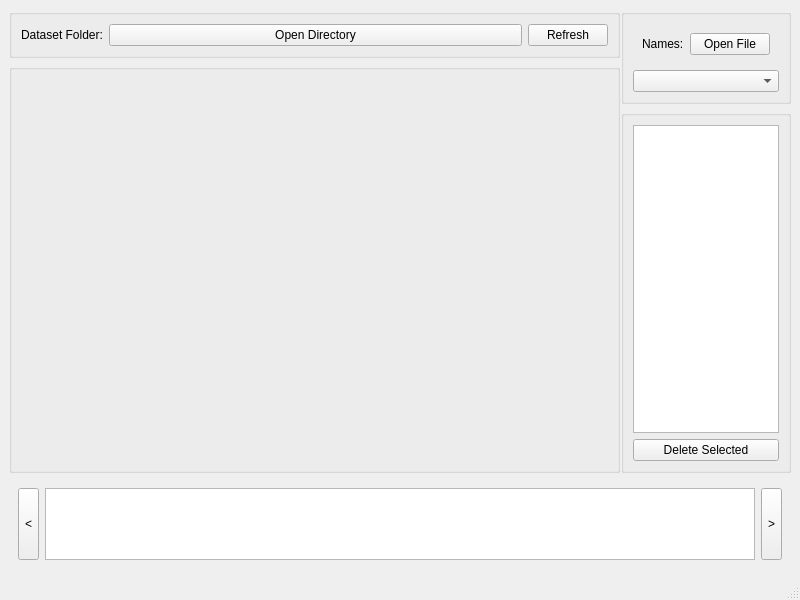
Above: util/ical_mark/icalmark.ui from jamesljlster/ican_mark before the change. Below: the same form after it.
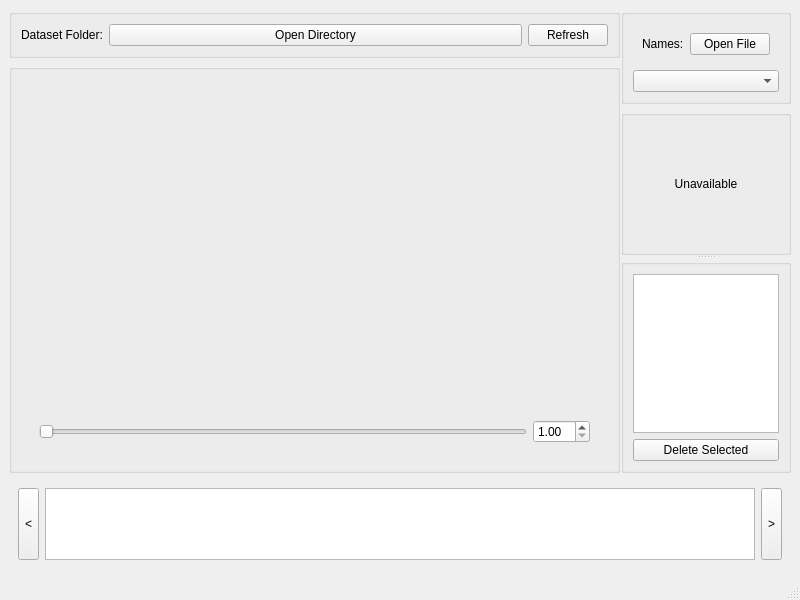
That is the form after the change. The open tabs and pages were chosen to show the change. Custom widgets are drawn as their Qt base class.

```diff
--- a/util/ical_mark/icalmark.ui
+++ b/util/ical_mark/icalmark.ui
@@ -126,9 +126,41 @@
                  </property>
                 </widget>
                </item>
-              </layout>
-             </widget>
-             <widget class="QWidget" name="unavailPage">
+               <item row="1" column="0">
+                <widget class="QWidget" name="widget_4" native="true">
+                 <layout class="QHBoxLayout" name="horizontalLayout">
+                  <item>
+                   <widget class="QSlider" name="scaleRatioSlider">
+                    <property name="minimum">
+                     <number>10</number>
+                    </property>
+                    <property name="maximum">
+                     <number>100</number>
+                    </property>
+                    <property name="orientation">
+                     <enum>Qt::Horizontal</enum>
+                    </property>
+                   </widget>
+                  </item>
+                  <item>
+                   <widget class="QDoubleSpinBox" name="scaleRatio">
+                    <property name="minimum">
+                     <double>1.000000000000000</double>
+                    </property>
+                    <property name="maximum">
+                     <double>10.000000000000000</double>
+                    </property>
+                    <property name="singleStep">
+                     <double>0.100000000000000</double>
+                    </property>
+                   </widget>
+                  </item>
+                 </layout>
+                </widget>
+               </item>
+              </layout>
+             </widget>
+             <widget class="QWidget" name="markUnavailPage">
               <layout class="QGridLayout" name="gridLayout_6">
                <item row="0" column="1">
                 <widget class="QLabel" name="label">
@@ -196,6 +228,52 @@
          </widget>
         </item>
         <item>
+         <widget class="QSplitter" name="splitter_2">
+          <property name="orientation">
+           <enum>Qt::Vertical</enum>
+          </property>
+          <widget class="QGroupBox" name="groupBox_5">
+           <property name="title">
+            <string/>
+           </property>
+           <layout class="QGridLayout" name="gridLayout_5">
+            <item row="0" column="0">
+             <widget class="QStackedWidget" name="mapStack">
+              <property name="currentIndex">
+               <number>1</number>
+              </property>
+              <widget class="QWidget" name="mapPage">
+               <layout class="QGridLayout" name="gridLayout_7">
+                <item row="0" column="0">
+                 <widget class="ImageMap" name="imageMap" native="true">
+                  <property name="minimumSize">
+                   <size>
+                    <width>100</width>
+                    <height>100</height>
+                   </size>
+                  </property>
+                 </widget>
+                </item>
+               </layout>
+              </widget>
+              <widget class="QWidget" name="mapUnavailPage">
+               <layout class="QGridLayout" name="gridLayout_4">
+                <item row="0" column="0">
+                 <widget class="QLabel" name="mapUnavailLabel">
+                  <property name="text">
+                   <string>Unavailable</string>
+                  </property>
+                  <property name="alignment">
+                   <set>Qt::AlignCenter</set>
+                  </property>
+                 </widget>
+                </item>
+               </layout>
+              </widget>
+             </widget>
+            </item>
+           </layout>
+          </widget>
          <widget class="QGroupBox" name="groupBox">
           <property name="sizePolicy">
            <sizepolicy hsizetype="Preferred" vsizetype="Preferred">
@@ -235,6 +313,7 @@
            </item>
           </layout>
          </widget>
+         </widget>
         </item>
        </layout>
       </widget>
@@ -345,6 +424,12 @@
    <header>mark_widget.h</header>
    <container>1</container>
   </customwidget>
+  <customwidget>
+   <class>ImageMap</class>
+   <extends>QWidget</extends>
+   <header>mark_widget.h</header>
+   <container>1</container>
+  </customwidget>
  </customwidgets>
  <resources/>
  <connections/>
```
Left out of the diff: 2 changed lines with no effect on the pictures. Lines whose indentation alone changed are shown as unchanged.
